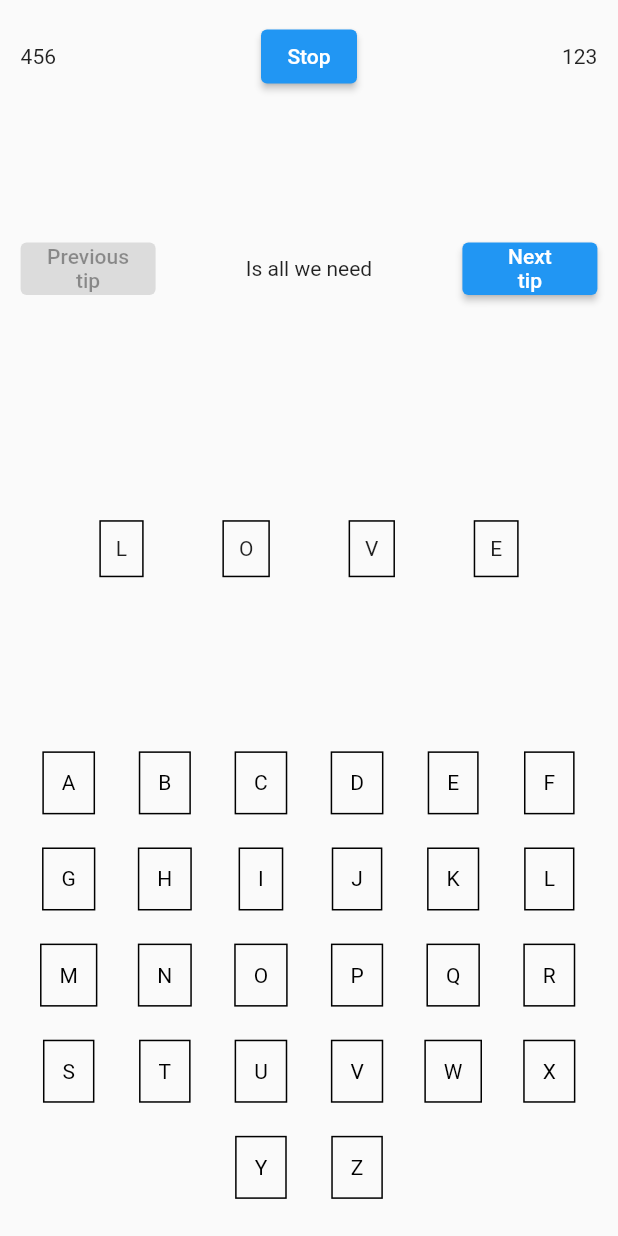
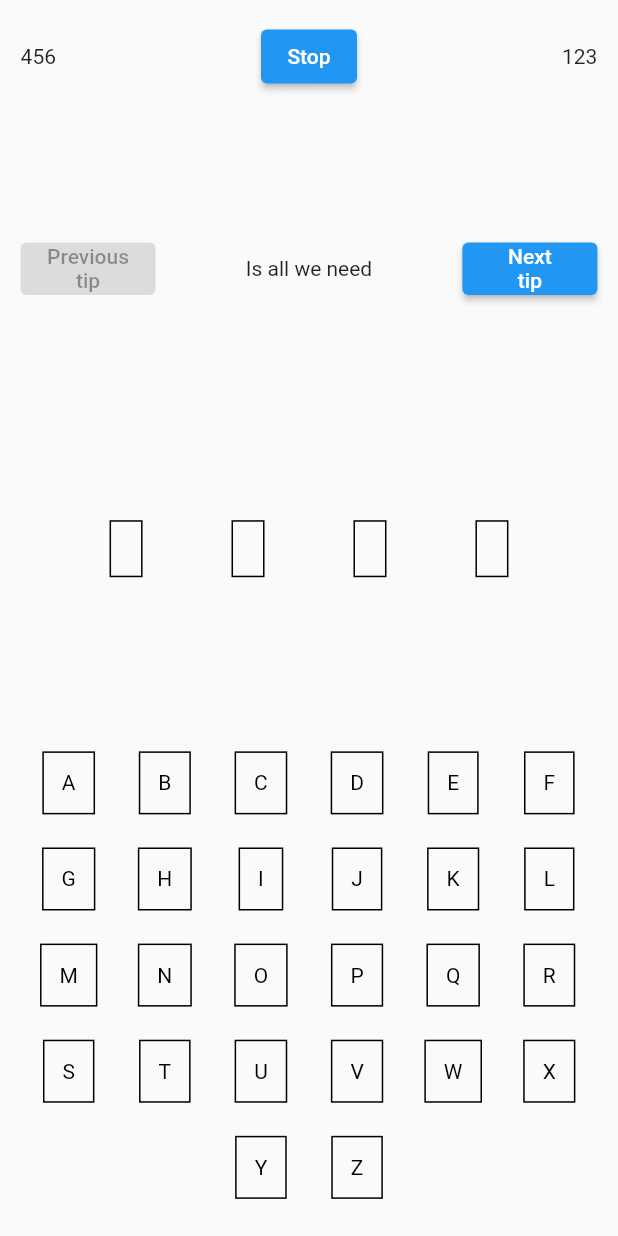
Before and after one commit to wilmarques/guess-word-game, a Flutter app: the GameScreen screen opened by its route, on a phone screen of 412 x 824 dp. Run offline on Flutter 3.47's test engine with Material 2 defaults, Android fonts, the phone set to English and light mode, and no system bars; our stand-ins replace go_router.

Commit message:
feat: Show which letters were guessed right

```diff
--- a/lib/screens/game_screen.dart
+++ b/lib/screens/game_screen.dart
@@ -19,7 +19,7 @@ class GameScreen extends StatefulWidget {
 
 class _GameScreenState extends State<GameScreen> {
   final _wordLoaderService = WordLoaderService();
-  List<String> pressedLetters = [];
+  List<String> guessedLetters = [];
 
   @override
   void initState() {
@@ -43,7 +43,10 @@ class _GameScreenState extends State<GameScreen> {
               child: TipViewer(tips: currentWord.definitions),
             ),
             Expanded(
-              child: WordViewer(word: currentWord.word),
+              child: WordViewer(
+                word: currentWord.word,
+                guessedLetters: guessedLetters,
+              ),
             ),
           ],
         ),
@@ -51,15 +54,15 @@ class _GameScreenState extends State<GameScreen> {
             NotificationListener<KeyboardLetterPressedNotification>(
           onNotification: (pressedLetterNotification) {
             final pressedLetter = pressedLetterNotification.pressedLetter;
-            if (!pressedLetters.contains(pressedLetter)) {
+            if (!guessedLetters.contains(pressedLetter)) {
               setState(() {
-                pressedLetters.add(pressedLetter);
+                guessedLetters.add(pressedLetter);
               });
             }
             return true;
           },
           child: Keyboard(
-            pressedLetters: pressedLetters,
+            pressedLetters: guessedLetters,
           ),
         ),
       ),
--- a/lib/widgets/letter_viewer.dart
+++ b/lib/widgets/letter_viewer.dart
@@ -1,9 +1,16 @@
 import 'package:flutter/material.dart';
 
 class LetterViewer extends StatelessWidget {
-  const LetterViewer({super.key, required this.letter});
+  const LetterViewer({
+    super.key,
+    required this.letter,
+    required this.show,
+  });
 
   final String letter;
+
+  /// Indicating whether the letter can be shown or not
+  final bool show;
 
   @override
   Widget build(BuildContext context) {
@@ -15,7 +22,7 @@ class LetterViewer extends StatelessWidget {
       ),
       child: Padding(
         padding: const EdgeInsets.all(10.0),
-        child: Text(letter),
+        child: Text(show ? letter : ''),
       ),
     );
   }
--- a/lib/widgets/word_viewer.dart
+++ b/lib/widgets/word_viewer.dart
@@ -3,9 +3,15 @@ import 'package:flutter/material.dart';
 import '../widgets/letter_viewer.dart';
 
 class WordViewer extends StatelessWidget {
-  const WordViewer({super.key, required this.word});
+  const WordViewer({
+    super.key,
+    required this.word,
+    required this.guessedLetters,
+  });
 
   final String word;
+  /// Which letters were already tried
+  final List<String> guessedLetters;
 
   @override
   Widget build(BuildContext context) {
@@ -14,7 +20,12 @@ class WordViewer extends StatelessWidget {
 
     return Row(
       mainAxisAlignment: MainAxisAlignment.spaceEvenly,
-      children: letters.map((letter) => LetterViewer(letter: letter)).toList(),
+      children: letters
+          .map((letter) => LetterViewer(
+                letter: letter,
+                show: guessedLetters.contains(letter),
+              ))
+          .toList(),
     );
   }
 }
```
